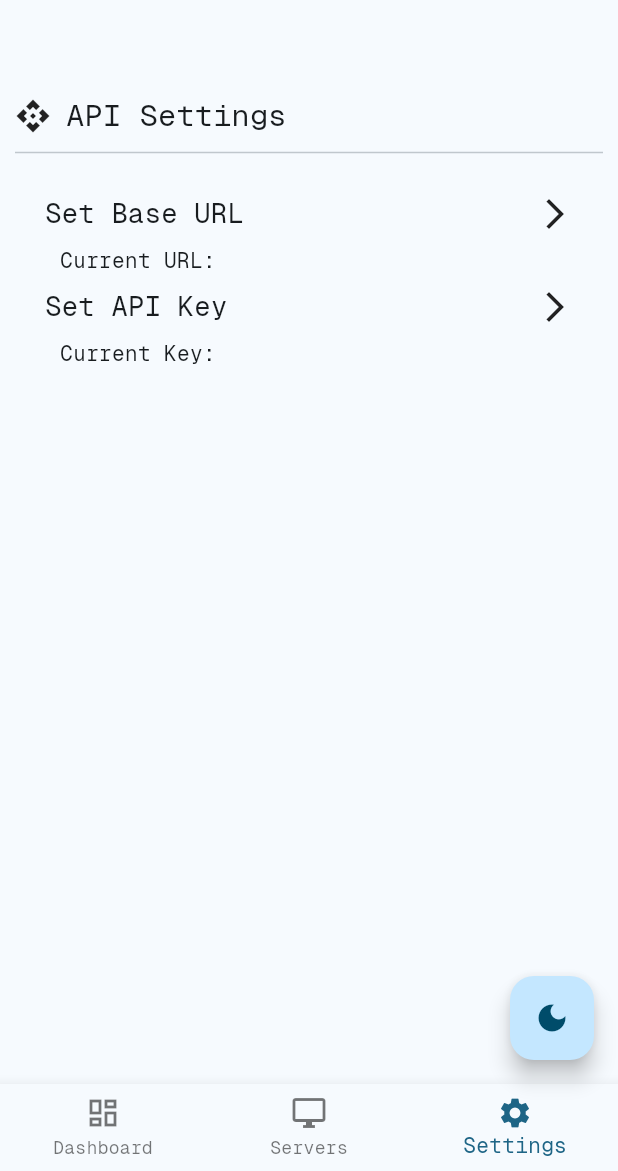
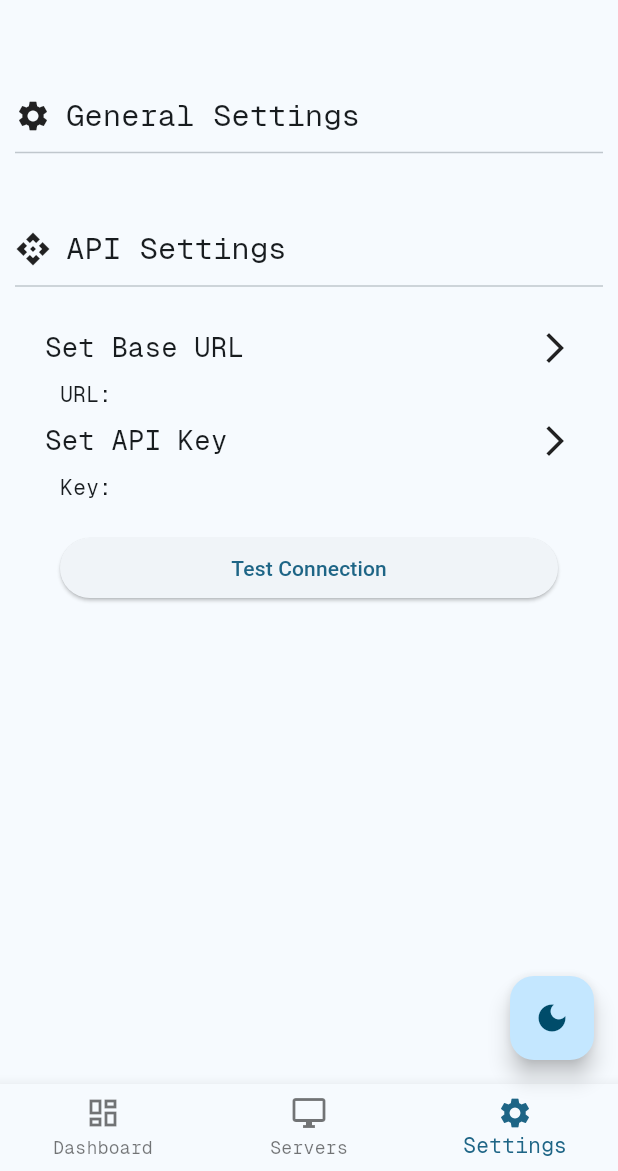
Before and after one commit to lt9nine/pterodactyl_mobile, a Flutter app: the screen it shows after launch, item 3 of the bottom bar chosen, on a phone screen of 412 x 824 dp, the part 65-1236 px from its top. Run offline on Flutter 3.47's test engine with Material 3 defaults, Android fonts, the light colour scheme and no system bars; our stand-ins replace shared_preferences.

Commit message:
Added a connection tester to the Settings page

```diff
--- a/lib/pages/settings.dart
+++ b/lib/pages/settings.dart
@@ -1,4 +1,5 @@
 import 'package:flutter/material.dart';
+import 'package:pterodactyl_mobile/util/api.dart';
 import 'package:pterodactyl_mobile/util/get_string_from_shared_preferences.dart';
 import 'package:pterodactyl_mobile/util/text_input_dialog.dart';
 
@@ -37,6 +38,15 @@ class _SettingsState extends State<Settings> {
           SizedBox(height: 40),
           Row(
             children: [
+              Icon(Icons.settings),
+              SizedBox(width: 10),
+              Text('General Settings', style: TextStyle(fontSize: 20)),
+            ],
+          ),
+          Divider(height: 20, thickness: 1),
+          SizedBox(height: 40),
+          Row(
+            children: [
               Icon(Icons.api),
               SizedBox(width: 10),
               Text('API Settings', style: TextStyle(fontSize: 20)),
@@ -48,14 +58,37 @@ class _SettingsState extends State<Settings> {
           Padding(
             padding: const EdgeInsets.symmetric(vertical: 0, horizontal: 30),
             child: Row(
-              children: [Text('Current URL: '), Text(baseUrl)],
+              children: [
+                Text('URL: '),
+                Flexible(
+                  child: Text(
+                    baseUrl,
+                    overflow: TextOverflow.ellipsis,
+                  ),
+                ),
+              ],
             ),
           ),
           buildExpandableSettingsItem(context, "Set API Key"),
           Padding(
             padding: const EdgeInsets.symmetric(vertical: 0, horizontal: 30),
             child: Row(
-              children: [Text('Current Key: '), Text(apiKey)],
+              children: [
+                Text('Key: '),
+                Flexible(
+                  child: Text(
+                    apiKey,
+                    overflow: TextOverflow.ellipsis,
+                  ),
+                ),
+              ],
+            ),
+          ),
+          Padding(
+            padding: const EdgeInsets.symmetric(vertical: 20, horizontal: 30),
+            child: ElevatedButton(
+              onPressed: () => testConnection(context, baseUrl, apiKey),
+              child: Text('Test Connection'),
             ),
           ),
           SizedBox(height: 40),
```
Also changed, not shown: lib/util/api.dart (+76 -9 lines).
